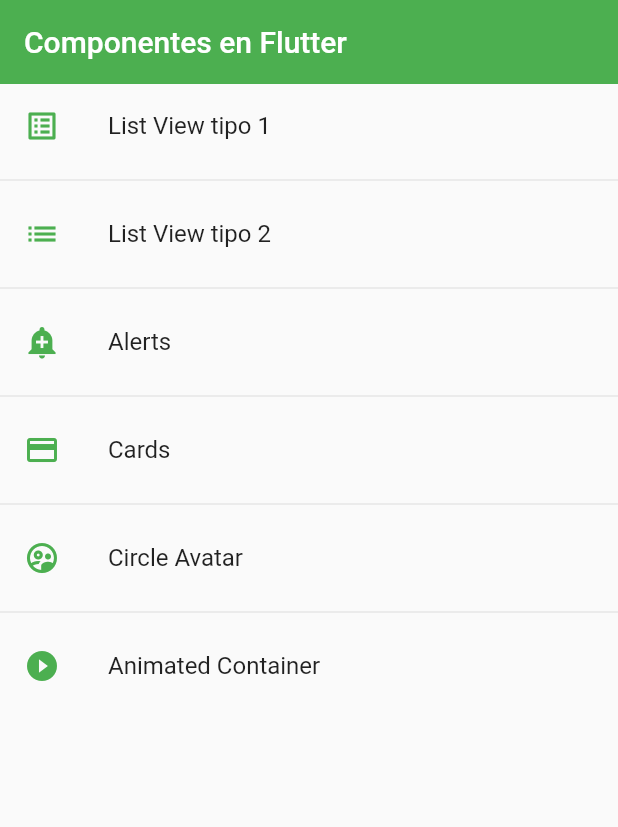
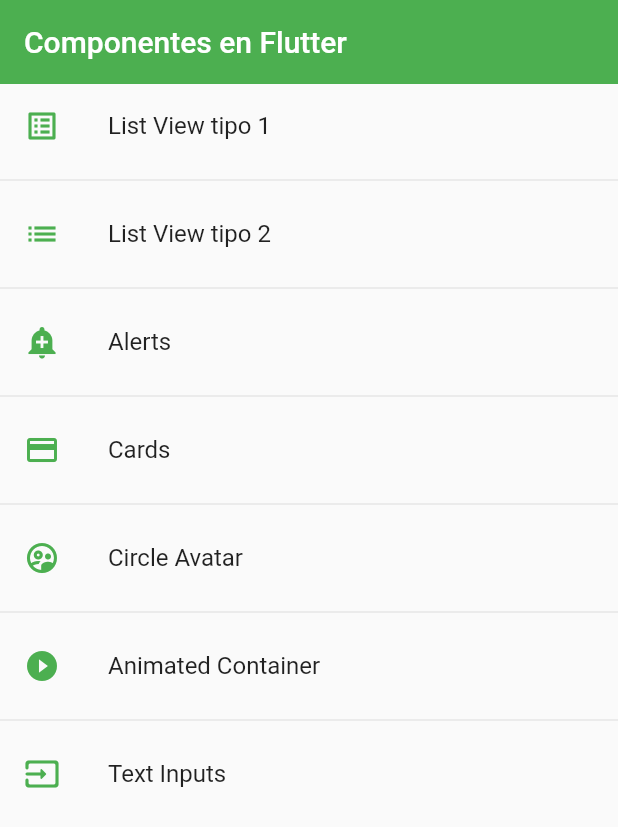
Before and after one commit to agustinruiz/flutter, a Flutter app: the screen it shows after launch, on a phone screen of 412 x 824 dp. Shown: the top 827 px of the screen. Run offline on Flutter 3.47's test engine with Material 2 defaults, Android fonts, the phone set to English and light mode, and no system bars.

Commit message:
Forms and Text Inputs widgets

```diff
--- a/fl_components/lib/router/app_routes.dart
+++ b/fl_components/lib/router/app_routes.dart
@@ -15,6 +15,7 @@ class AppRoutes {
     MenuOption(route: 'card', name: 'Cards', screen: const CardScreen(), icon: Icons.credit_card),
     MenuOption(route: 'avatar', name: 'Circle Avatar', screen: const AvatarScreen(), icon: Icons.supervised_user_circle_outlined),
     MenuOption(route: 'animated', name: 'Animated Container', screen: const AnimatedScreen(), icon: Icons.play_circle_fill_outlined),
+    MenuOption(route: 'input', name: 'Text Inputs', screen: const InputsScreen(), icon: Icons.input_rounded),
   ];
 
   static Map<String, Widget Function(BuildContext)> getAppRoutes(){
--- a/fl_components/lib/screens/screens.dart
+++ b/fl_components/lib/screens/screens.dart
@@ -6,5 +6,6 @@ export 'package:fl_components/screens/animated_screen.dart';
 export 'package:fl_components/screens/avatar_screen.dart';
 export 'package:fl_components/screens/card_screen.dart';
 export 'package:fl_components/screens/home_screen.dart';
+export 'package:fl_components/screens/inputs_screen.dart';
 export 'package:fl_components/screens/listview1_screen.dart';
 export 'package:fl_components/screens/listview2_screen.dart';
--- a/fl_components/lib/theme/app_theme.dart
+++ b/fl_components/lib/theme/app_theme.dart
@@ -34,6 +34,27 @@ class AppTheme {
           elevation: 0,
         ),
       ),
+
+      // Input Theme
+      inputDecorationTheme: const InputDecorationTheme(
+        floatingLabelStyle: TextStyle(color: primary),
+
+        enabledBorder: OutlineInputBorder(
+          borderSide: BorderSide(color: primary),
+          borderRadius: BorderRadius.only(bottomLeft: Radius.circular(10), topRight: Radius.circular(10),)
+        ),
+
+        focusedBorder: OutlineInputBorder(
+          borderSide: BorderSide(color: primary),
+          borderRadius: BorderRadius.only(bottomLeft: Radius.circular(10), topRight: Radius.circular(10),)
+        ),
+
+        border: OutlineInputBorder( // se aplica a todos los inputs que no esten habilitados y no especifiquen el border
+          borderSide: BorderSide(color: primary),
+          borderRadius: BorderRadius.only(bottomLeft: Radius.circular(10), topRight: Radius.circular(10),)
+        ),
+
+      ),
     );
 
   static final ThemeData darkTheme = ThemeData.dark().
--- a/fl_components/lib/widgets/widgets.dart
+++ b/fl_components/lib/widgets/widgets.dart
@@ -1,2 +1,3 @@
 export 'package:fl_components/widgets/custom_card_type_1.dart';
 export 'package:fl_components/widgets/custom_card_type_2.dart';
+export 'package:fl_components/widgets/custom_input_field.dart';
```
Also changed, not shown: fl_components/lib/screens/inputs_screen.dart (added, +80 -0 lines), fl_components/lib/widgets/custom_input_field.dart (added, +55 -0 lines).
